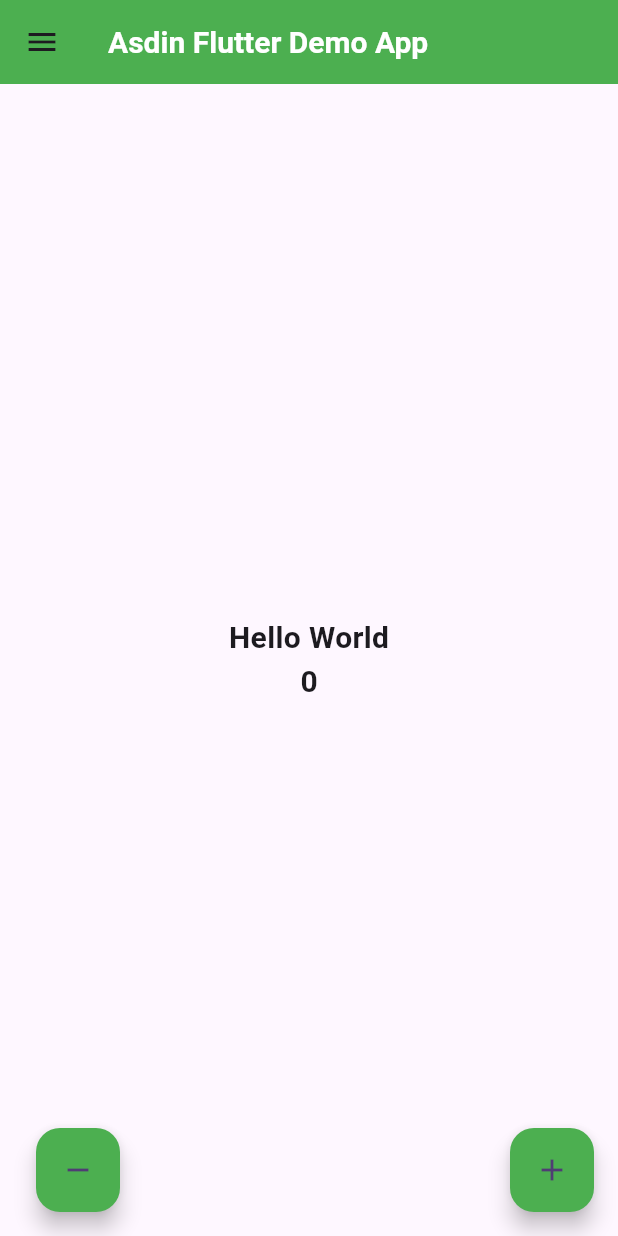
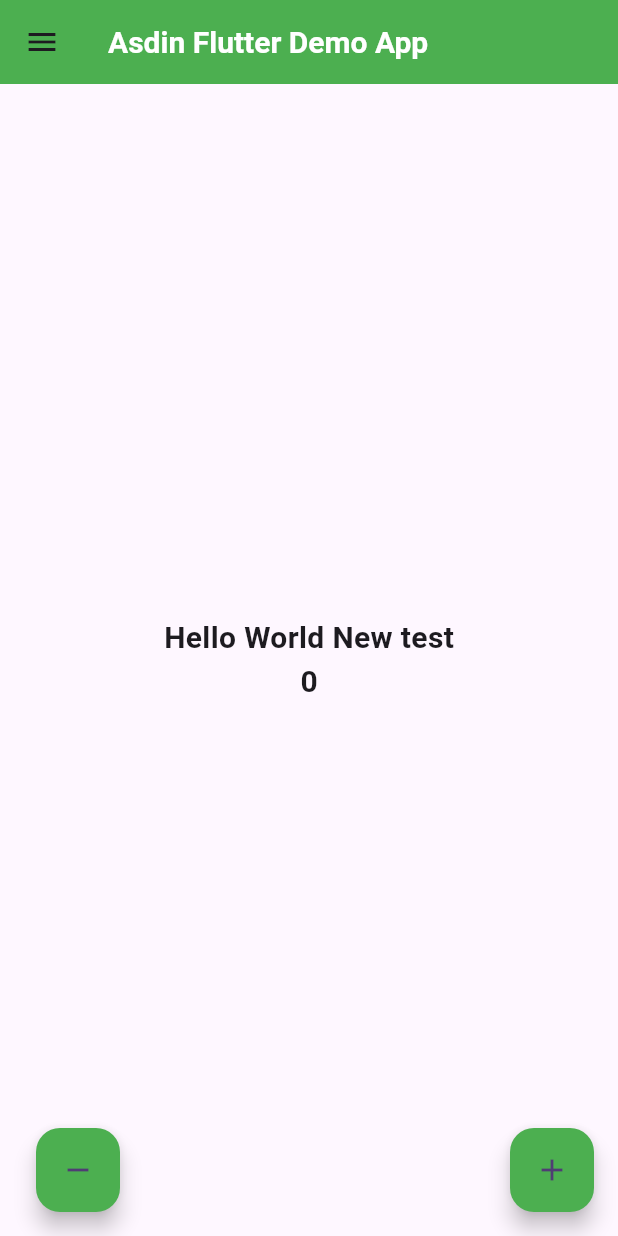
Before and after one commit to OdikemeEbi/Ticket_app, a Flutter app: the screen it shows after launch, on a phone screen of 412 x 824 dp. Run offline on Flutter 3.47's test engine with Material 3 defaults, Android fonts, the phone set to English and light mode, and no system bars.

Commit message:
Little change made

```diff
--- a/lib/homepage.dart
+++ b/lib/homepage.dart
@@ -42,7 +42,7 @@ class _HomepageState extends State<Homepage> {
           mainAxisAlignment: MainAxisAlignment.center,
           children: [
             const Text(
-              'Hello World',
+              'Hello World New test',
               style: TextStyle(
                 fontSize: 20,
                 fontWeight: FontWeight.bold,
```
Also changed, not shown: pubspec.lock.
